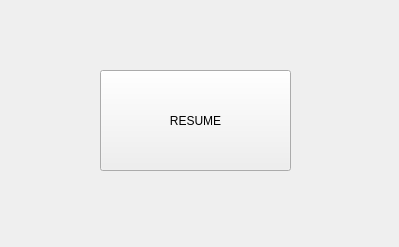
Old version of the form cobot-control/scripts/stop_resume_exe/resources/stop_resume_exe.ui in the repository Niegil-Francis/ur5-ag95-resources.
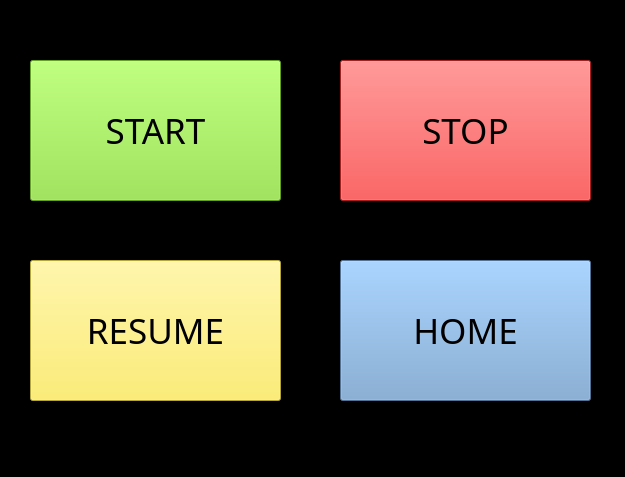
New version of the form.

```diff
--- a/cobot-control/scripts/stop_resume_exe/resources/stop_resume_exe.ui
+++ b/cobot-control/scripts/stop_resume_exe/resources/stop_resume_exe.ui
@@ -6,30 +6,141 @@
    <rect>
     <x>0</x>
     <y>0</y>
-    <width>399</width>
-    <height>247</height>
+    <width>625</width>
+    <height>477</height>
    </rect>
   </property>
   <property name="windowTitle">
-   <string>UR5 Control | Stop-Resume</string>
+   <string>UR5 Control | Start-Stop-Resume-Home</string>
+  </property>
+  <property name="styleSheet">
+   <string notr="true">background-color: rgb(0, 0, 0);</string>
   </property>
   <widget class="QWidget" name="centralwidget">
    <widget class="QPushButton" name="main_btn">
     <property name="geometry">
      <rect>
-      <x>100</x>
-      <y>70</y>
-      <width>191</width>
-      <height>101</height>
+      <x>30</x>
+      <y>60</y>
+      <width>251</width>
+      <height>141</height>
      </rect>
     </property>
+    <property name="font">
+     <font>
+      <family>Tibetan Machine Uni</family>
+      <pointsize>26</pointsize>
+      <weight>50</weight>
+      <italic>false</italic>
+      <bold>false</bold>
+     </font>
+    </property>
     <property name="cursor">
      <cursorShape>PointingHandCursor</cursorShape>
+    </property>
+    <property name="autoFillBackground">
+     <bool>false</bool>
+    </property>
+    <property name="styleSheet">
+     <string notr="true">background-color: rgb(138, 226, 52);</string>
+    </property>
+    <property name="text">
+     <string>START</string>
+    </property>
+   </widget>
+   <widget class="QPushButton" name="stop">
+    <property name="geometry">
+     <rect>
+      <x>340</x>
+      <y>60</y>
+      <width>251</width>
+      <height>141</height>
+     </rect>
+    </property>
+    <property name="font">
+     <font>
+      <family>Tibetan Machine Uni</family>
+      <pointsize>26</pointsize>
+      <weight>50</weight>
+      <italic>false</italic>
+      <bold>false</bold>
+     </font>
+    </property>
+    <property name="cursor">
+     <cursorShape>PointingHandCursor</cursorShape>
+    </property>
+    <property name="autoFillBackground">
+     <bool>false</bool>
+    </property>
+    <property name="styleSheet">
+     <string notr="true">background-color: rgb(239, 41, 41);</string>
+    </property>
+    <property name="text">
+     <string>STOP</string>
+    </property>
+   </widget>
+   <widget class="QPushButton" name="resume">
+    <property name="geometry">
+     <rect>
+      <x>30</x>
+      <y>260</y>
+      <width>251</width>
+      <height>141</height>
+     </rect>
+    </property>
+    <property name="font">
+     <font>
+      <family>Tibetan Machine Uni</family>
+      <pointsize>26</pointsize>
+      <weight>50</weight>
+      <italic>false</italic>
+      <bold>false</bold>
+     </font>
+    </property>
+    <property name="cursor">
+     <cursorShape>PointingHandCursor</cursorShape>
+    </property>
+    <property name="autoFillBackground">
+     <bool>false</bool>
+    </property>
+    <property name="styleSheet">
+     <string notr="true">background-color: rgb(252, 233, 79);</string>
     </property>
     <property name="text">
      <string>RESUME</string>
     </property>
    </widget>
+   <widget class="QPushButton" name="home">
+    <property name="geometry">
+     <rect>
+      <x>340</x>
+      <y>260</y>
+      <width>251</width>
+      <height>141</height>
+     </rect>
+    </property>
+    <property name="font">
+     <font>
+      <family>Tibetan Machine Uni</family>
+      <pointsize>26</pointsize>
+      <weight>50</weight>
+      <italic>false</italic>
+      <bold>false</bold>
+     </font>
+    </property>
+    <property name="cursor">
+     <cursorShape>PointingHandCursor</cursorShape>
+    </property>
+    <property name="autoFillBackground">
+     <bool>false</bool>
+    </property>
+    <property name="styleSheet">
+     <string notr="true">background-color: rgb(114, 159, 207);</string>
+    </property>
+    <property name="text">
+     <string>HOME</string>
+    </property>
+   </widget>
   </widget>
  </widget>
  <resources/>
```
Left out of the diff: 2 changed lines with no effect on the pictures.
